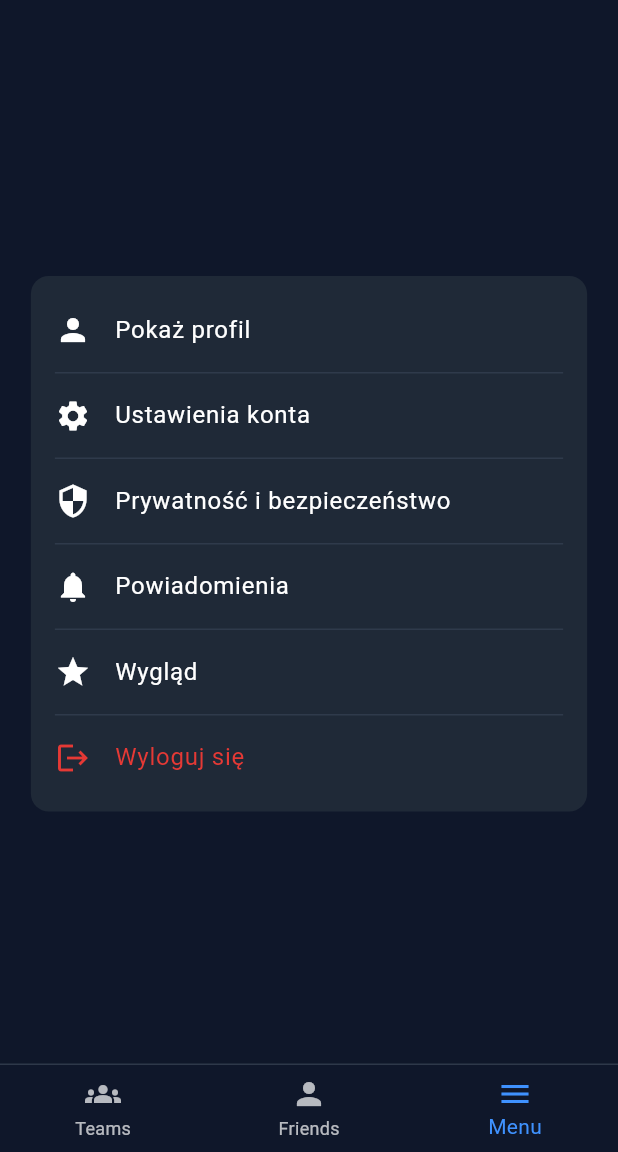
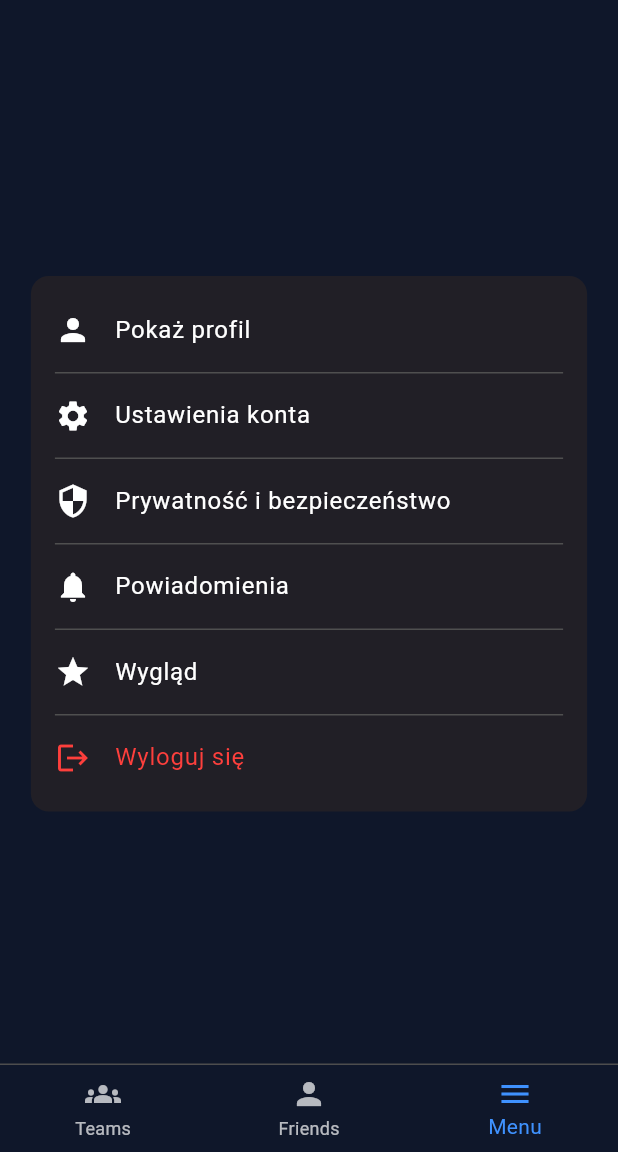
Before and after one commit to makla12/flow_chat, a Flutter app: the screen it shows once a user with an empty profile is signed in, item 3 of the bottom bar chosen, on a phone screen of 412 x 824 dp, the part 84-1236 px from its top. Run offline on Flutter 3.47's test engine with Material 3 defaults, Android fonts, the phone set to English and light mode, and no system bars; our stand-ins replace cloud_firestore, firebase_auth, firebase_core, google_sign_in; accounts and stored records are empty.

Commit message:
Update settings_screen.dart

```diff
--- a/lib/screens/settings_screen.dart
+++ b/lib/screens/settings_screen.dart
@@ -17,9 +17,9 @@ class FlowChatScreen extends StatelessWidget {
   // Definicje kolorów
   static const Color backgroundColor = Color(0xFF0F172A);
   static const Color appBarColor = Color(0xFF1E3A8A);
-  static const Color containerColor = Color(0xFF1F2937);
-  static const Color dividerColor = Color(0xFF2F3A4B);
-  static const Color logoutColor = Color(0xFFE53935);
+  static const Color containerColor = Color(0xff211f26);
+  static const Color dividerColor = Color(0xff4F4F4F);
+  static const Color logoutColor = Color.fromARGB(255, 253, 63, 60);
 
   @override
   Widget build(BuildContext context) {
```
